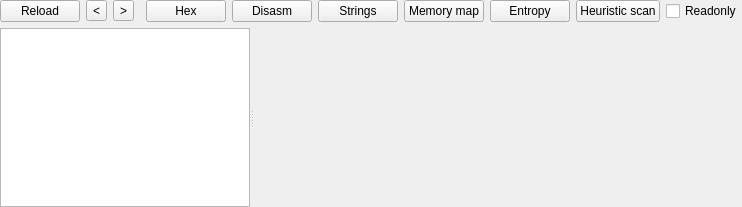
Above: NE/newidget.ui from horsicq/FormatWidgets before the change. Below: the same form after it.
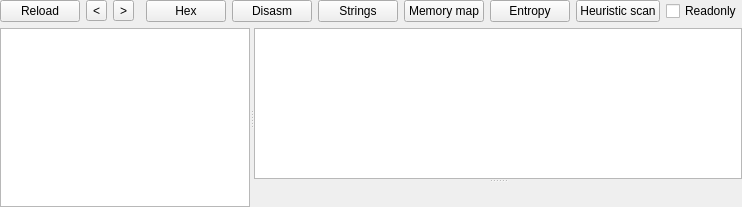
That is the form after the change. The open tabs and pages were chosen to show the change. Custom widgets are drawn as their Qt base class.

```diff
--- a/NE/newidget.ui
+++ b/NE/newidget.ui
@@ -394,7 +394,63 @@
         </item>
        </layout>
       </widget>
-      <widget class="QWidget" name="page_Segments"/>
+      <widget class="QWidget" name="page_Segments">
+       <layout class="QVBoxLayout" name="verticalLayout_13">
+        <property name="leftMargin">
+         <number>0</number>
+        </property>
+        <property name="topMargin">
+         <number>0</number>
+        </property>
+        <property name="rightMargin">
+         <number>0</number>
+        </property>
+        <property name="bottomMargin">
+         <number>0</number>
+        </property>
+        <item>
+         <widget class="QSplitter" name="splitter_4">
+          <property name="orientation">
+           <enum>Qt::Vertical</enum>
+          </property>
+          <widget class="QTableView" name="tableView_SEGMENTS">
+           <property name="contextMenuPolicy">
+            <enum>Qt::CustomContextMenu</enum>
+           </property>
+           <property name="editTriggers">
+            <set>QAbstractItemView::NoEditTriggers</set>
+           </property>
+           <property name="selectionMode">
+            <enum>QAbstractItemView::SingleSelection</enum>
+           </property>
+           <property name="selectionBehavior">
+            <enum>QAbstractItemView::SelectRows</enum>
+           </property>
+           <attribute name="horizontalHeaderDefaultSectionSize">
+            <number>35</number>
+           </attribute>
+           <attribute name="verticalHeaderVisible">
+            <bool>false</bool>
+           </attribute>
+           <attribute name="verticalHeaderMinimumSectionSize">
+            <number>20</number>
+           </attribute>
+           <attribute name="verticalHeaderDefaultSectionSize">
+            <number>20</number>
+           </attribute>
+          </widget>
+          <widget class="ToolsWidget" name="widgetHex_SEGMENTS" native="true">
+           <property name="sizePolicy">
+            <sizepolicy hsizetype="Expanding" vsizetype="Expanding">
+             <horstretch>0</horstretch>
+             <verstretch>0</verstretch>
+            </sizepolicy>
+           </property>
+          </widget>
+         </widget>
+        </item>
+       </layout>
+      </widget>
       <widget class="QWidget" name="page_OVERLAY">
        <layout class="QVBoxLayout" name="verticalLayout_4">
         <property name="spacing">
```
